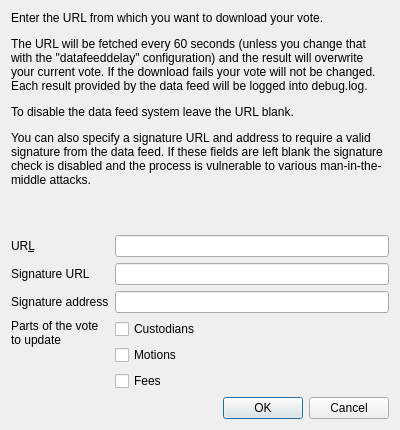
Above: src/qt/forms/datafeeddialog.ui from CoinGame/BCEShadow before the change. Below: the same form after it.
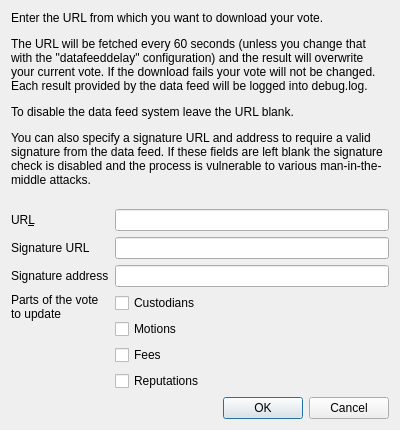
That is the form after the change.

Commit message: Reputation voting

```diff
--- a/src/qt/forms/datafeeddialog.ui
+++ b/src/qt/forms/datafeeddialog.ui
@@ -124,6 +124,13 @@
          </property>
         </widget>
        </item>
+       <item>
+        <widget class="QCheckBox" name="reputationsCheckBox">
+         <property name="text">
+          <string>Reputations</string>
+         </property>
+        </widget>
+       </item>
       </layout>
      </item>
     </layout>
```
The commit also changes 19 other files.
